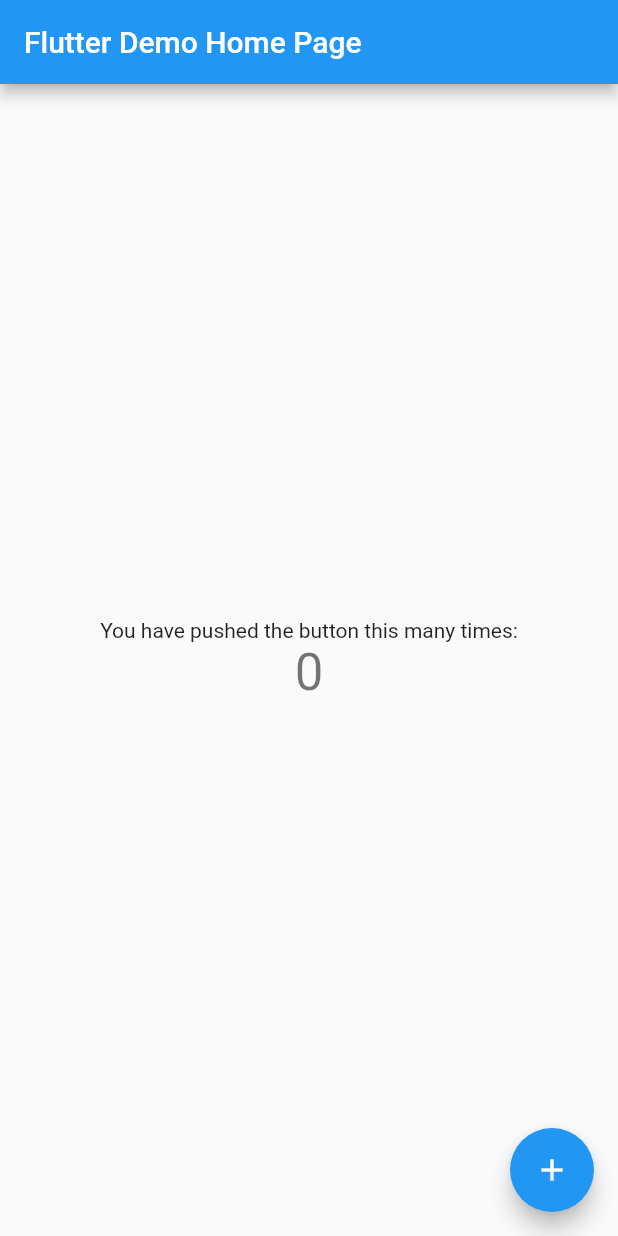
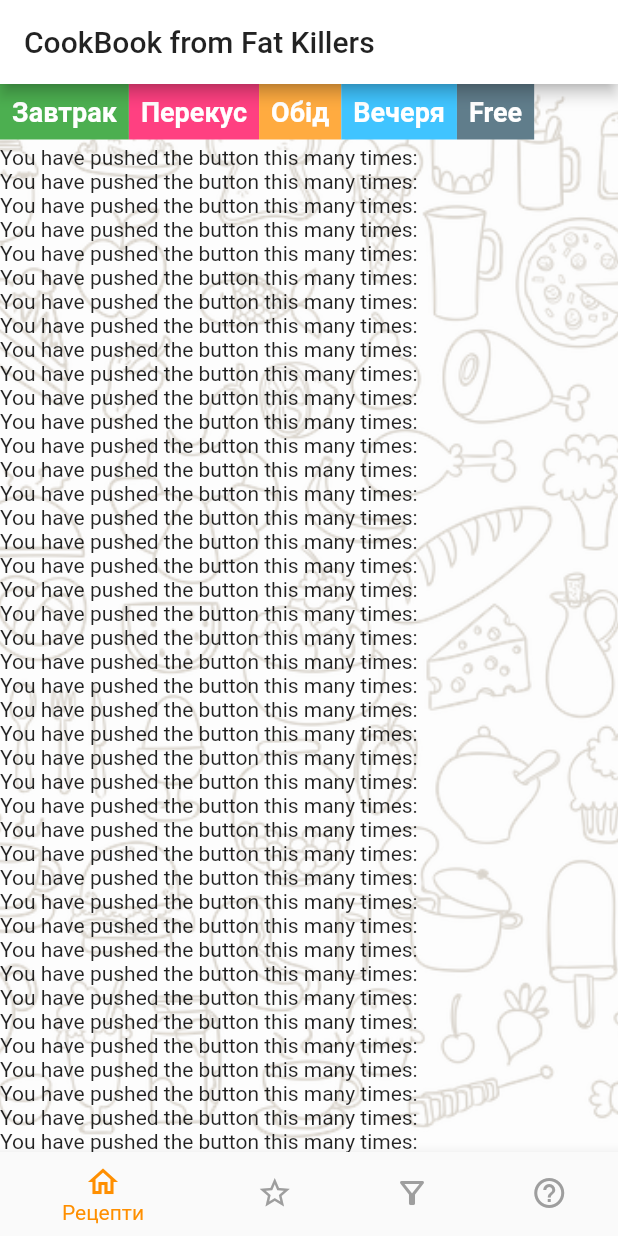
Before and after one commit to PelipetsOlga/CookBookFatKillers, a Flutter app: the screen it shows after launch, on a phone screen of 412 x 824 dp. Run offline on Flutter 3.47's test engine with Material 2 defaults, Android fonts, the phone set to English and light mode, and no system bars.

Commit message:
First UI draft of CookBook

```diff
--- a/lib/main.dart
+++ b/lib/main.dart
@@ -1,113 +1,21 @@
+import 'package:cook_book_fat_killers/theme.dart';
 import 'package:flutter/material.dart';
+
+import 'widgets/home_widget.dart';
 
 void main() {
   runApp(MyApp());
 }
 
 class MyApp extends StatelessWidget {
-  // This widget is the root of your application.
   @override
   Widget build(BuildContext context) {
     return MaterialApp(
-      title: 'Flutter Demo',
+      title: 'CookBook from Fat Killers',
       theme: ThemeData(
-        // This is the theme of your application.
-        //
-        // Try running your application with "flutter run". You'll see the
-        // application has a blue toolbar. Then, without quitting the app, try
-        // changing the primarySwatch below to Colors.green and then invoke
-        // "hot reload" (press "r" in the console where you ran "flutter run",
-        // or simply save your changes to "hot reload" in a Flutter IDE).
-        // Notice that the counter didn't reset back to zero; the application
-        // is not restarted.
-        primarySwatch: Colors.blue,
+        primarySwatch: primaryColor,
       ),
-      home: MyHomePage(title: 'Flutter Demo Home Page'),
+      home: HomePage(title: 'CookBook from Fat Killers'),
     );
   }
 }
-
-class MyHomePage extends StatefulWidget {
-  MyHomePage({Key key, this.title}) : super(key: key);
-
-  // This widget is the home page of your application. It is stateful, meaning
-  // that it has a State object (defined below) that contains fields that affect
-  // how it looks.
-
-  // This class is the configuration for the state. It holds the values (in this
-  // case the title) provided by the parent (in this case the App widget) and
-  // used by the build method of the State. Fields in a Widget subclass are
-  // always marked "final".
-
-  final String title;
-
-  @override
-  _MyHomePageState createState() => _MyHomePageState();
-}
-
-class _MyHomePageState extends State<MyHomePage> {
-  int _counter = 0;
-
-  void _incrementCounter() {
-    setState(() {
-      // This call to setState tells the Flutter framework that something has
-      // changed in this State, which causes it to rerun the build method below
-      // so that the display can reflect the updated values. If we changed
-      // _counter without calling setState(), then the build method would not be
-      // called again, and so nothing would appear to happen.
-      _counter++;
-    });
-  }
-
-  @override
-  Widget build(BuildContext context) {
-    // This method is rerun every time setState is called, for instance as done
-    // by the _incrementCounter method above.
-    //
-    // The Flutter framework has been optimized to make rerunning build methods
-    // fast, so that you can just rebuild anything that needs updating rather
-    // than having to individually change instances of widgets.
-    return Scaffold(
-      appBar: AppBar(
-        // Here we take the value from the MyHomePage object that was created by
-        // the App.build method, and use it to set our appbar title.
-        title: Text(widget.title),
-      ),
-      body: Center(
-        // Center is a layout widget. It takes a single child and positions it
-        // in the middle of the parent.
-        child: Column(
-          // Column is also a layout widget. It takes a list of children and
-          // arranges them vertically. By default, it sizes itself to fit its
-          // children horizontally, and tries to be as tall as its parent.
-          //
-          // Invoke "debug painting" (press "p" in the console, choose the
-          // "Toggle Debug Paint" action from the Flutter Inspector in Android
-          // Studio, or the "Toggle Debug Paint" command in Visual Studio Code)
-          // to see the wireframe for each widget.
-          //
-          // Column has various properties to control how it sizes itself and
-          // how it positions its children. Here we use mainAxisAlignment to
-          // center the children vertically; the main axis here is the vertical
-          // axis because Columns are vertical (the cross axis would be
-          // horizontal).
-          mainAxisAlignment: MainAxisAlignment.center,
-          children: <Widget>[
-            Text(
-              'You have pushed the button this many times:',
-            ),
-            Text(
-              '$_counter',
-              style: Theme.of(context).textTheme.headline4,
-            ),
-          ],
-        ),
-      ),
-      floatingActionButton: FloatingActionButton(
-        onPressed: _incrementCounter,
-        tooltip: 'Increment',
-        child: Icon(Icons.add),
-      ), // This trailing comma makes auto-formatting nicer for build methods.
-    );
-  }
-}
--- /dev/null
+++ b/lib/theme.dart
@@ -0,0 +1,17 @@
+import 'package:flutter/material.dart';
+
+const MaterialColor primaryColor = const MaterialColor(
+  0xFFFFFFFF,
+  const <int, Color>{
+    50: const Color(0xFFFFFFFF),
+    100: const Color(0xFFFFFFFF),
+    200: const Color(0xFFFFFFFF),
+    300: const Color(0xFFFFFFFF),
+    400: const Color(0xFFFFFFFF),
+    500: const Color(0xFFFFFFFF),
+    600: const Color(0xFFFFFFFF),
+    700: const Color(0xFFFFFFFF),
+    800: const Color(0xFFFFFFFF),
+    900: const Color(0xFFFFFFFF),
+  },
+);
--- /dev/null
+++ b/lib/widgets/base_widgets.dart
@@ -0,0 +1,20 @@
+import 'package:flutter/cupertino.dart';
+import 'package:flutter/material.dart';
+
+Widget buildEatingTab(String eatingTitle, Color backgroundColor ) {
+  return DecoratedBox(
+    decoration: BoxDecoration(color: backgroundColor),
+    child: Padding(
+      padding: const EdgeInsets.all(8.0),
+      child: Text(
+        eatingTitle,
+        style: TextStyle(
+          color: Colors.white,
+          fontSize: 18,
+          fontWeight: FontWeight.bold,
+          // backgroundColor: backgroundColor,
+        ),
+      ),
+    ),
+  );
+}
--- /dev/null
+++ b/lib/widgets/home_widget.dart
@@ -0,0 +1,151 @@
+import 'package:flutter/material.dart';
+
+import 'base_widgets.dart';
+
+class HomePage extends StatefulWidget {
+  HomePage({Key key, this.title}) : super(key: key);
+
+  final String title;
+
+  @override
+  _HomePageState createState() => _HomePageState();
+}
+
+class _HomePageState extends State<HomePage> {
+  int _selectedBottomMenuIndex = 0;
+
+  void _onItemTapped(int index) {
+    setState(() {
+      _selectedBottomMenuIndex = index;
+    });
+  }
+
+  @override
+  Widget build(BuildContext context) {
+    return Scaffold(
+      appBar: AppBar(
+        title: Text(widget.title),
+      ),
+      body: Container(
+        width: double.infinity,
+        height: double.infinity,
+        decoration: BoxDecoration(
+          image: DecorationImage(
+            colorFilter: ColorFilter.mode(Colors.white54, BlendMode.lighten),
+            image: AssetImage("assets/base_images/food_background.png"),
+            fit: BoxFit.cover,
+          ),
+        ),
+        child: Column(
+          mainAxisAlignment: MainAxisAlignment.start,
+          crossAxisAlignment: CrossAxisAlignment.start,
+          children: <Widget>[
+            _getTopTabs(),
+            Expanded(
+              child: SingleChildScrollView(
+                child: Column(
+                  children: [
+                    Text('You have pushed the button this many times:'),
+                    Text('You have pushed the button this many times:'),
+                    Text('You have pushed the button this many times:'),
+                    Text('You have pushed the button this many times:'),
+                    Text('You have pushed the button this many times:'),
+                    Text('You have pushed the button this many times:'),
+                    Text('You have pushed the button this many times:'),
+                    Text('You have pushed the button this many times:'),
+                    Text('You have pushed the button this many times:'),
+                    Text('You have pushed the button this many times:'),
+                    Text('You have pushed the button this many times:'),
+                    Text('You have pushed the button this many times:'),
+                    Text('You have pushed the button this many times:'),
+                    Text('You have pushed the button this many times:'),
+                    Text('You have pushed the button this many times:'),
+                    Text('You have pushed the button this many times:'),
+                    Text('You have pushed the button this many times:'),
+                    Text('You have pushed the button this many times:'),
+                    Text('You have pushed the button this many times:'),
+                    Text('You have pushed the button this many times:'),
+                    Text('You have pushed the button this many times:'),
+                    Text('You have pushed the button this many times:'),
+                    Text('You have pushed the button this many times:'),
+                    Text('You have pushed the button this many times:'),
+                    Text('You have pushed the button this many times:'),
+                    Text('You have pushed the button this many times:'),
+                    Text('You have pushed the button this many times:'),
+                    Text('You have pushed the button this many times:'),
+                    Text('You have pushed the button this many times:'),
+                    Text('You have pushed the button this many times:'),
+                    Text('You have pushed the button this many times:'),
+                    Text('You have pushed the button this many times:'),
+                    Text('You have pushed the button this many times:'),
+                    Text('You have pushed the button this many times:'),
+                    Text('You have pushed the button this many times:'),
+                    Text('You have pushed the button this many times:'),
+                    Text('You have pushed the button this many times:'),
+                    Text('You have pushed the button this many times:'),
+                    Text('You have pushed the button this many times:'),
+                    Text('You have pushed the button this many times:'),
+                    Text('You have pushed the button this many times:'),
+                    Text('You have pushed the button this many times:'),
+                    Text('You have pushed the button this many times:'),
+                    Text('You have pushed the button this many times:'),
+                    Text('You have pushed the button this many times:'),
+                    Text('You have pushed the button this many times:'),
+                    Text('You have pushed the button this many times:'),
+                    Text('You have pushed the button this many times:'),
+                    Text('You have pushed the button this many times:'),
+                    Text('You have pushed the button this many times:'),
+                    Text('You have pushed the button this many times:'),
+                    Text('You have pushed the button this many times:'),
+                    Text('You have pushed the button this many times:'),
+                    Text('You have pushed the button this many times:'),
+                    Text('You have pushed the button this many times:'),
+                    Text('You have pushed the button this many times:'),
+                    Text('You have pushed the button this many times:'),
+                    Text('You have pushed the button this many times:'),
+                    Text('You have pushed the button this many times:'),
+                    Text('You have pushed the button this many times:'),
+                    Text('You have pushed the button this many times:'),
+                  ],
+                ),
+              ),
+            ),
+          ],
+        ),
+      ), // This trailing
+      bottomNavigationBar: _buildBottomNavigationBar(),
+    );
+  }
+
+  Padding _getTopTabs() {
+    return Padding(
+      padding: const EdgeInsets.only(bottom: 4),
+      child: Row(
+        mainAxisAlignment: MainAxisAlignment.start,
+        crossAxisAlignment: CrossAxisAlignment.center,
+        children: [
+          buildEatingTab('Завтрак', Colors.green),
+          buildEatingTab('Перекус', Colors.pinkAccent),
+          buildEatingTab('Обід', Colors.orangeAccent),
+          buildEatingTab('Вечеря', Colors.lightBlueAccent),
+          buildEatingTab('Free', Colors.blueGrey),
+        ],
+      ),
+    );
+  }
+
+  BottomNavigationBar _buildBottomNavigationBar() {
+    return BottomNavigationBar(
+      items: const <BottomNavigationBarItem>[
+        BottomNavigationBarItem(icon: Icon(Icons.home_outlined), label: 'Рецепти'),
+        BottomNavigationBarItem(icon: Icon(Icons.star_outline), label: 'Закладки'),
+        BottomNavigationBarItem(icon: Icon(Icons.filter_alt_outlined), label: 'Пошук'),
+        BottomNavigationBarItem(icon: Icon(Icons.help_outline), label: 'Допомога'),
+      ],
+      currentIndex: _selectedBottomMenuIndex,
+      selectedItemColor: Colors.amber[800],
+      unselectedItemColor: Colors.grey,
+      onTap: _onItemTapped,
+    );
+  }
+}
--- a/pubspec.yaml
+++ b/pubspec.yaml
@@ -74,3 +74,6 @@ flutter:
   #
   # For details regarding fonts from package dependencies,
   # see https://flutter.dev/custom-fonts/#from-packages
+
+  assets:
+    - assets/base_images/food_background.png
```
Also changed, not shown: assets/base_images/food_background.png (added).
